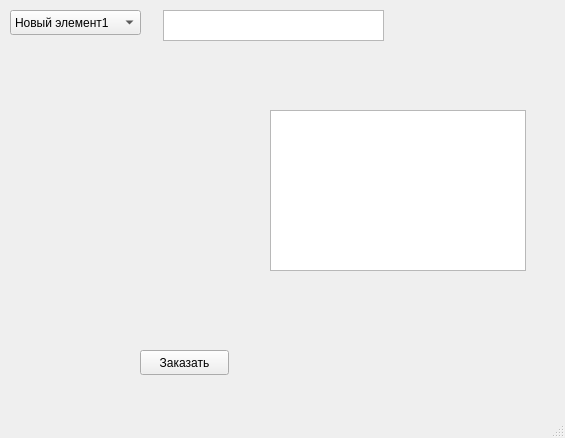
This is QT1/ui/find.ui in Elizaveta-pl/d-19 as Qt 5 draws it before an edit. The edited form follows.
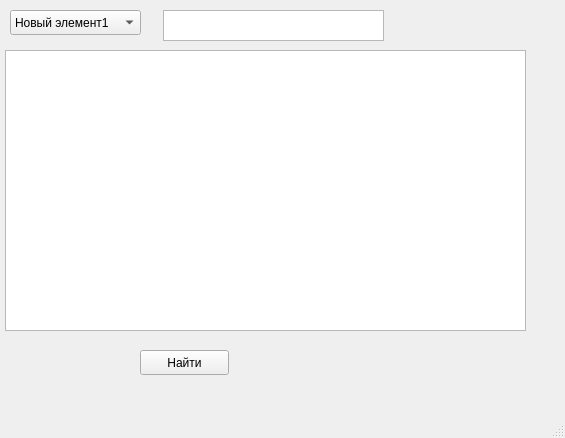
This is the edited form.

Commit message: find_films

Diff of the .ui file:
```diff
--- a/QT1/ui/find.ui
+++ b/QT1/ui/find.ui
@@ -24,16 +24,16 @@
      </rect>
     </property>
     <property name="text">
-     <string>Заказать</string>
+     <string>Найти</string>
     </property>
    </widget>
    <widget class="QTableWidget" name="checkWidget">
     <property name="geometry">
      <rect>
-      <x>270</x>
-      <y>110</y>
-      <width>256</width>
-      <height>161</height>
+      <x>5</x>
+      <y>50</y>
+      <width>521</width>
+      <height>281</height>
      </rect>
     </property>
    </widget>
```
The commit also changes 3 other files.
